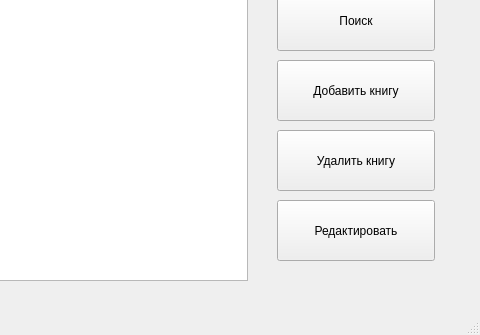
Old version of the form data/book_searcher.ui in the repository OlegMine2008/book_search; both pictures show x 303 to 783 and y 110 to 445 of the 783 by 445 pixel window.
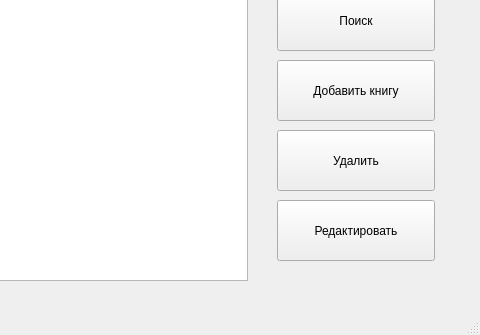
New version of the form.

```diff
--- a/data/book_searcher.ui
+++ b/data/book_searcher.ui
@@ -53,7 +53,7 @@
      </rect>
     </property>
     <property name="text">
-     <string>Удалить книгу</string>
+     <string>Удалить</string>
     </property>
    </widget>
    <widget class="QPushButton" name="update_info">
```
